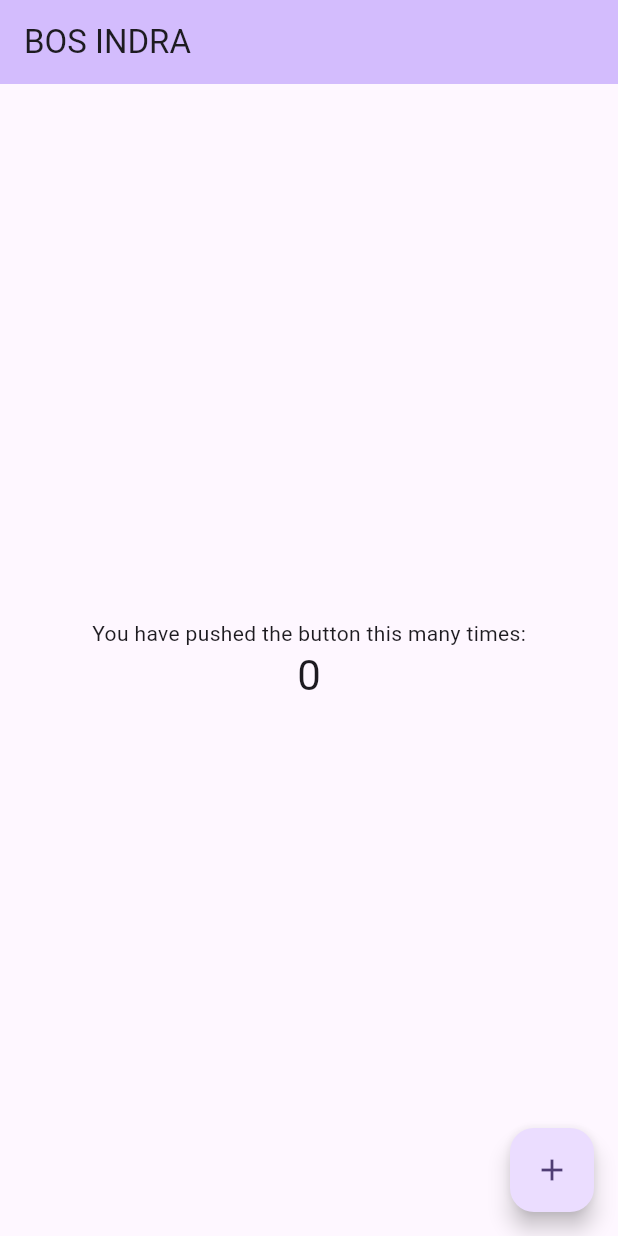
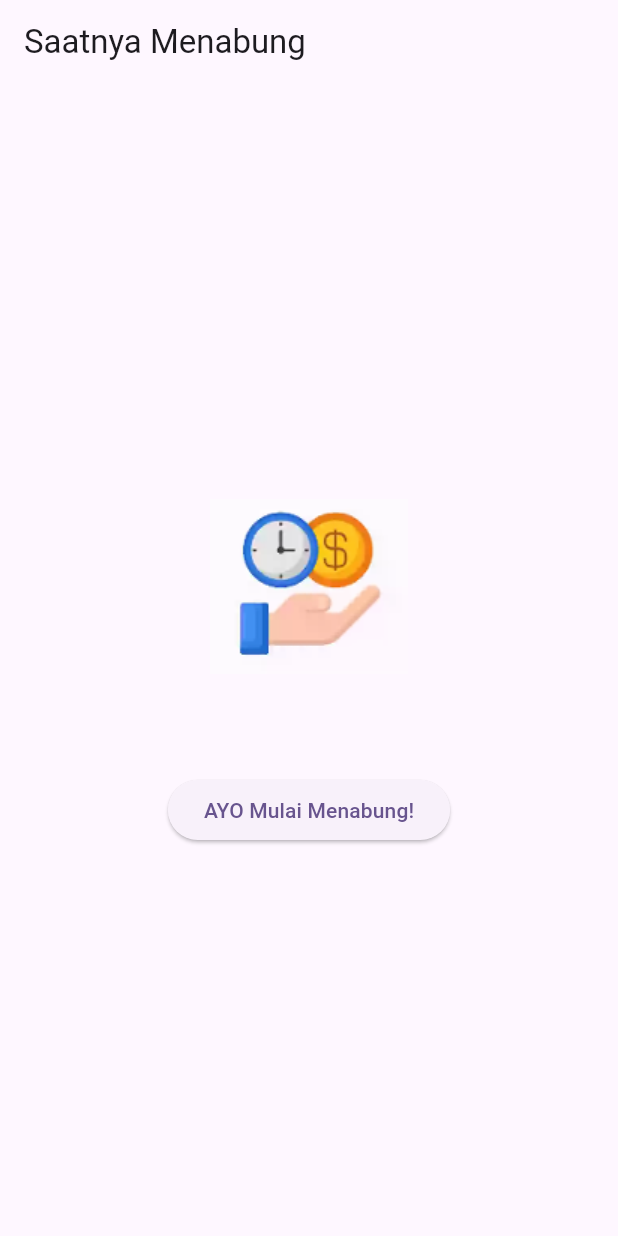
Before and after one commit to IndraAndrean/prak-mobilelanjut-2307051027, a Flutter app: the screen it shows after launch, on a phone screen of 412 x 824 dp. Run offline on Flutter 3.47's test engine with Material 3 defaults, Android fonts, the phone set to English and light mode, and no system bars.

Commit message:
Pertemuan 3: Basic Widget

```diff
--- /dev/null
+++ b/lib/basic_widget.dart
@@ -0,0 +1,31 @@
+import 'package:flutter/material.dart';
+
+class RowWidget extends StatelessWidget {
+  const RowWidget({super.key});
+
+  @override
+  Widget build(BuildContext context) {
+    return Scaffold(
+      appBar: AppBar(
+        title: const Text('Saatnya Menabung'),
+      ), // AppBar
+      body: Center(
+        child: Column(
+          mainAxisAlignment: MainAxisAlignment.center,
+          children: [
+            Image.asset(
+              'assets/images/logo.png',
+              width: 150,
+              height: 150,
+            ), // Image.asset
+            const SizedBox(height: 50),
+            ElevatedButton(
+              onPressed: () {},
+              child: const Text('AYO Mulai Menabung!'),
+            ), // ElevatedButton
+          ],
+        ), // Column
+      ), // Center
+    ); // Scaffold
+  }
+}
--- a/lib/main.dart
+++ b/lib/main.dart
@@ -1,4 +1,8 @@
 import 'package:flutter/material.dart';
+// import 'package:myapp/column_widget.dart';
+// import 'package:myapp/row_widget.dart';
+import 'package:myapp/basic_widget.dart';
+
 
 void main() {
   runApp(const MyApp());
@@ -11,26 +15,12 @@ class MyApp extends StatelessWidget {
   @override
   Widget build(BuildContext context) {
     return MaterialApp(
-      title: 'Flutter Demo',
+      title: 'Praktikum Mobile Lanjut',
       theme: ThemeData(
-        // This is the theme of your application.
-        //
-        // TRY THIS: Try running your application with "flutter run". You'll see
-        // the application has a purple toolbar. Then, without quitting the app,
-        // try changing the seedColor in the colorScheme below to Colors.green
-        // and then invoke "hot reload" (save your changes or press the "hot
-        // reload" button in a Flutter-supported IDE, or press "r" if you used
-        // the command line to start the app).
-        //
-        // Notice that the counter didn't reset back to zero; the application
-        // state is not lost during the reload. To reset the state, use hot
-        // restart instead.
-        //
-        // This works for code too, not just values: Most code changes can be
-        // tested with just a hot reload.
         colorScheme: ColorScheme.fromSeed(seedColor: Colors.deepPurple),
+        useMaterial3: true,
       ),
-      home: const MyHomePage(title: 'BOS INDRA'),
+      home: const RowWidget(),
     );
   }
 }
--- a/pubspec.yaml
+++ b/pubspec.yaml
@@ -58,7 +58,8 @@ flutter:
   uses-material-design: true
 
   # To add assets to your application, add an assets section, like this:
-  # assets:
+  assets:
+      - assets/images/logo.png
   #   - images/a_dot_burr.jpeg
   #   - images/a_dot_ham.jpeg
 
```
Also changed, not shown: lib/column_widget.dart (added, +22 -0 lines), lib/row_widget.dart (added, +22 -0 lines), assets/images/logo.png (added).
